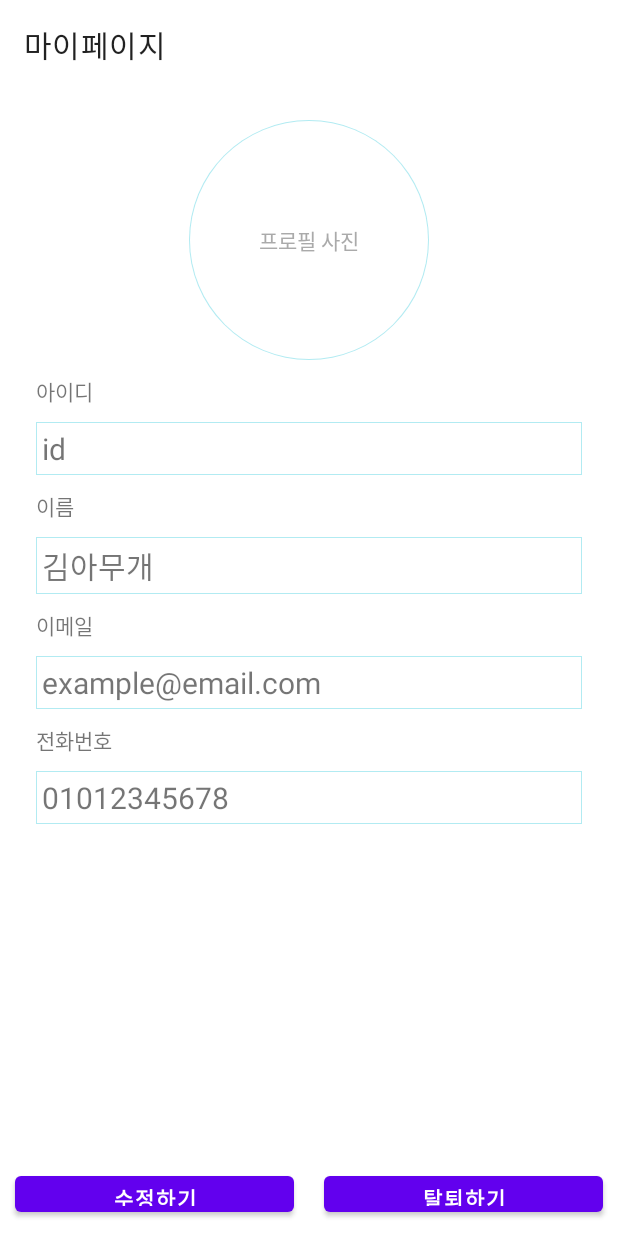
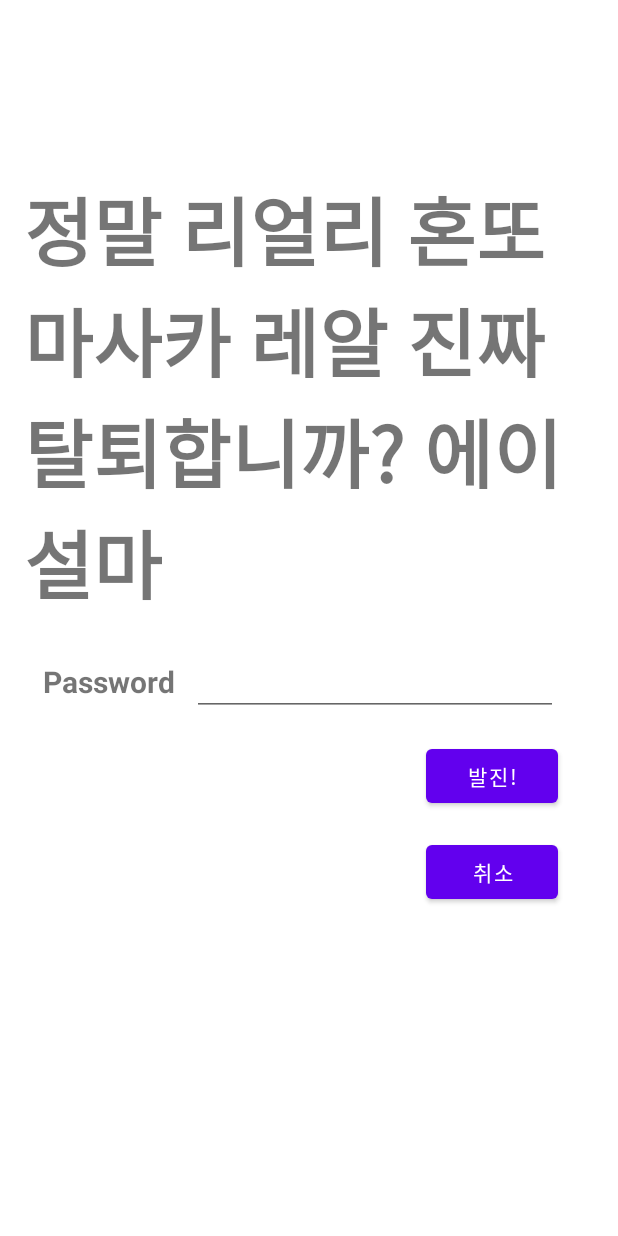
Before and after one commit to NaudhizFehu/07_project_dev4, an Android app: the fragment MyPageFragment placed in its activity, after a tap on "탈퇴하기", on a phone screen of 412 x 824 dp. Run offline under Robolectric (Android 15) with nearby library versions, the phone set to English and light mode, and no system bars; our stand-ins replace data binding; 1 statement that could not run was skipped.

Commit message:
회원 탈퇴기능 뷰 구현, 기능 구현, 테스트 완료 QuitFragment.java / QuitViewModel.java / fragment_quit.xml -> 생성 및 코드 작성 ViewModelFactory.java / MemberRepository.java / MemberService.java / MyPageFragment.java / MemberService.java -> 코드 수정

```diff
--- a/client/app/src/main/java/com/dev04/client/ViewModelFactory.java
+++ b/client/app/src/main/java/com/dev04/client/ViewModelFactory.java
@@ -11,6 +11,7 @@ import com.dev04.client.ui.join.JoinViewModel;
 import com.dev04.client.ui.login.LoginViewModel;
 import com.dev04.client.ui.modify.ModifyViewModel;
 import com.dev04.client.ui.myPage.MyPageViewModel;
+import com.dev04.client.ui.quit.QuitViewModel;
 import com.dev04.client.ui.read.ReadViewModel;
 
 public class ViewModelFactory implements ViewModelProvider.Factory {
@@ -31,8 +32,8 @@ public class ViewModelFactory implements ViewModelProvider.Factory {
             return (T) new MyPageViewModel(memberRepository);
         } else if (modelClass.isAssignableFrom(ModifyViewModel.class)) {
             return (T) new ModifyViewModel(memberRepository);
-//        } else if (modelClass.isAssignableFrom(MemberListViewModel.class)) {
-//            return (T) new MemberListViewModel(memberRepository);
+        } else if (modelClass.isAssignableFrom(QuitViewModel.class)) {
+            return (T) new QuitViewModel(memberRepository);
         } else {
             throw new IllegalArgumentException("Unknown ViewModel class");
         }
--- a/client/app/src/main/java/com/dev04/client/repository/MemberRepository.java
+++ b/client/app/src/main/java/com/dev04/client/repository/MemberRepository.java
@@ -38,37 +38,7 @@ public class MemberRepository {
         memberService.modyfiMember(memberVO).enqueue(callback);
     }
 
-//    public void signUpMember(Member member, File file, Callback<Void> callback) {
-//        MultipartBody.Part profileFile = MultipartBody.Part.createFormData(
-//                "profilePic",
-//                file.getName(),
-//                RequestBody.create(MediaType.parse("image/*"), file));
-//
-//        memberService.signUpMember(member, profileFile).enqueue(callback);
-//    }
-//
-//    public void getAllMembers(Callback<List<Member>> callback) {
-//        memberService.getAllMembers().enqueue(callback);
-//    }
-//
-//    public void modifyMember(Member member, Callback<Void> callback) {
-//        memberService.modifyMember(member).enqueue(callback);
-//    }
-//
-//    public void modifyMember(Member member, File file, Callback<Void> callback) {
-//        MultipartBody.Part profileFile = MultipartBody.Part.createFormData(
-//                "profilePic",
-//                file.getName(),
-//                RequestBody.create(MediaType.parse("image/*"), file));
-//
-//        memberService.modifyMemberWithProfile(member, profileFile).enqueue(callback);
-//    }
-//
-//    public void deleteMembers(String targets, Callback<Void> callback) {
-//        memberService.deleteMembers(targets).enqueue(callback);
-//    }
-//
-//    public void getMembersByName(String name, Callback<List<Member>> callback) {
-//        memberService.getMembersByName(name).enqueue(callback);
-//    }
+    public void quitMembers(MemberVO memberVO, Callback<Void> callback) {
+        memberService.quitMember(memberVO).enqueue(callback);
+    }
 }
--- a/client/app/src/main/java/com/dev04/client/repository/MemberService.java
+++ b/client/app/src/main/java/com/dev04/client/repository/MemberService.java
@@ -30,16 +30,10 @@ public interface MemberService {
 
     @POST("changeMyInfo")
     Call<Void> modyfiMember(@Body MemberVO memberVO);
+
+    @POST("quit")
+    Call<Void> quitMember(@Body MemberVO memberVO);
 //    @Multipart
 //    @POST("member/modify-profile")
 //    Call<Void> modifyMemberWithProfile(@Part("member") Member member, @Part MultipartBody.Part profileFile);
-//
-//    @PUT("member/modify")
-//    Call<Void> modifyMember(@Body Member member);
-//
-//    @DELETE("member")
-//    Call<Void> deleteMembers(@Query("targets") String targets);
-//
-//    @GET("member/{name}")
-//    Call<List<Member>> getMembersByName(@Path("name") String name);
 }
--- a/client/app/src/main/java/com/dev04/client/ui/myPage/MyPageFragment.java
+++ b/client/app/src/main/java/com/dev04/client/ui/myPage/MyPageFragment.java
@@ -20,6 +20,7 @@ import com.dev04.client.ViewModelFactory;
 import com.dev04.client.databinding.FragmentMypageBinding;
 import com.dev04.client.ui.join.JoinFragment;
 import com.dev04.client.ui.modify.ModifyFragment;
+import com.dev04.client.ui.quit.QuitFragment;
 import com.dev04.client.ui.read.ReadViewModel;
 import com.dev04.client.viewObject.ArticleVO;
 import com.dev04.client.viewObject.MemberVO;
@@ -79,7 +80,8 @@ public class MyPageFragment extends Fragment {
 
         final Button quitButton = view.findViewById(R.id.quit_btn);
         quitButton.setOnClickListener(v -> {
-//            ((MainActivity) requireActivity()).navigateTo(new QuitFragment(), true);
+            MemberVO vo = myPageViewModel.getMemberVO().getValue();
+            ((MainActivity) requireActivity()).navigateTo(new QuitFragment(vo), true);
         });
 
     }
--- /dev/null
+++ b/client/app/src/main/java/com/dev04/client/ui/quit/QuitFragment.java
@@ -0,0 +1,93 @@
+package com.dev04.client.ui.quit;
+
+import android.content.Context;
+import android.os.Bundle;
+import android.view.LayoutInflater;
+import android.view.View;
+import android.view.ViewGroup;
+import android.widget.Button;
+import android.widget.Toast;
+
+import androidx.annotation.NonNull;
+import androidx.annotation.Nullable;
+import androidx.databinding.DataBindingUtil;
+import androidx.fragment.app.Fragment;
+import androidx.lifecycle.ViewModelProvider;
+
+import com.dev04.client.MainActivity;
+import com.dev04.client.R;
+import com.dev04.client.ViewModelFactory;
+import com.dev04.client.databinding.FragmentQuitBinding;
+import com.dev04.client.ui.login.LoginFragment;
+import com.dev04.client.ui.modify.ModifyViewModel;
+import com.dev04.client.ui.myPage.MyPageFragment;
+import com.dev04.client.viewObject.AuthVO;
+import com.dev04.client.viewObject.MemberVO;
+
+import retrofit2.Call;
+import retrofit2.Callback;
+import retrofit2.Response;
+
+public class QuitFragment extends Fragment {
+
+    private FragmentQuitBinding binding;
+    private QuitViewModel quitViewModel;
+
+    private MemberVO memberVO;
+    private Context context;
+
+    public QuitFragment(MemberVO memberVO){
+        super();
+        this.memberVO = memberVO;
+    }
+
+    @Nullable
+    @Override
+    public View onCreateView(@NonNull LayoutInflater inflater,
+                             @Nullable ViewGroup container,
+                             @Nullable Bundle savedInstanceState) {
+        binding = DataBindingUtil.inflate(inflater, R.layout.fragment_quit, container, false);
+        return binding.getRoot();
+    }
+
+    @Override
+    public void onViewCreated(@NonNull View view, @Nullable Bundle savedInstanceState) {
+        super.onViewCreated(view, savedInstanceState);
+        context = requireActivity().getApplicationContext();
+
+        quitViewModel = new ViewModelProvider(this, new ViewModelFactory()).get(QuitViewModel.class);
+        quitViewModel.initMemberDatea(memberVO);
+        binding.setVm(quitViewModel);
+
+        final Button modifySubmitButton = view.findViewById(R.id.quit_submit_btn);
+        modifySubmitButton.setOnClickListener(v -> {
+
+            quitViewModel.quitMember(new Callback<Void>() {
+                @Override
+                public void onResponse(Call<Void> call, Response<Void> response) {
+                    if (response.isSuccessful()) {
+                        AuthVO.getInstance().setMember(null);
+                        Toast.makeText(context, "탈퇴 성공", Toast.LENGTH_SHORT).show();
+                        ((MainActivity) requireActivity()).navigateTo(new LoginFragment(), false);
+                    } else {
+                        Toast.makeText(context, "탈퇴 실패", Toast.LENGTH_SHORT).show();
+                    }
+                }
+
+                @Override
+                public void onFailure(Call<Void> call, Throwable t) {
+                    Toast.makeText(context, "회원탈퇴: 인터넷 오류", Toast.LENGTH_SHORT).show();
+                }
+            });
+        });
+
+        final Button cancelButton = view.findViewById(R.id.quit_cancle_btn);
+        // 취소 버튼 클릭 이벤트 처리
+        cancelButton.setOnClickListener(v -> {
+            // 이전 화면으로 돌아가기
+            requireActivity().onBackPressed();
+        });
+    }
+
+
+}
--- /dev/null
+++ b/client/app/src/main/java/com/dev04/client/ui/quit/QuitViewModel.java
@@ -0,0 +1,34 @@
+package com.dev04.client.ui.quit;
+
+import androidx.lifecycle.MutableLiveData;
+import androidx.lifecycle.ViewModel;
+
+import com.dev04.client.repository.ArticleRepository;
+import com.dev04.client.repository.MemberRepository;
+import com.dev04.client.viewObject.ArticleVO;
+import com.dev04.client.viewObject.MemberVO;
+
+import retrofit2.Callback;
+
+public class QuitViewModel extends ViewModel {
+
+    private MemberRepository repository;
+
+    public MutableLiveData<String> id;
+    public MutableLiveData<String> password;
+
+    public QuitViewModel(MemberRepository repository) {
+        this.repository = repository;
+
+        this.id = new MutableLiveData<>();
+        this.password = new MutableLiveData<>();
+    }
+
+    public void initMemberDatea(MemberVO memberVO) {
+        id.setValue(memberVO.getId());
+    }
+
+    public void quitMember(Callback<Void> callback) {
+        repository.quitMembers(new MemberVO(id.getValue(), password.getValue()), callback);
+    }
+}
--- /dev/null
+++ b/client/app/src/main/res/layout/fragment_quit.xml
@@ -0,0 +1,93 @@
+<?xml version="1.0" encoding="utf-8"?>
+<layout xmlns:android="http://schemas.android.com/apk/res/android"
+    xmlns:app="http://schemas.android.com/apk/res-auto"
+    xmlns:tools="http://schemas.android.com/tools">
+
+    <data>
+        <variable
+            name="vm"
+            type="com.dev04.client.ui.quit.QuitViewModel" />
+    </data>
+
+    <androidx.constraintlayout.widget.ConstraintLayout
+        android:id="@+id/quit_container"
+        android:layout_width="match_parent"
+        android:layout_height="match_parent"
+        android:paddingLeft="16dp"
+        android:paddingTop="16dp"
+        android:paddingRight="16dp"
+        android:paddingBottom="16dp"
+        tools:context=".ui.quit.QuitFragment">
+
+        <TextView
+            android:id="@+id/quit_title"
+            android:layout_width="wrap_content"
+            android:layout_height="0dp"
+            android:layout_marginTop="100dp"
+            android:text="정말 리얼리 혼또 마사카 레알 진짜 탈퇴합니까? 에이 설마"
+            android:textSize="50sp"
+            android:textStyle="bold"
+            app:layout_constraintTop_toTopOf="parent"
+            app:layout_constraintStart_toStartOf="parent"
+            app:layout_constraintTop_toBottomOf="@id/quit_password"/>
+
+        <TextView
+            android:id="@+id/quit_password_label"
+            android:layout_width="100dp"
+            android:layout_height="0dp"
+            android:layout_marginTop="20dp"
+            android:gravity="center_vertical|end"
+            android:text="Password"
+            android:textSize="20sp"
+            android:textStyle="bold"
+            app:layout_constraintTop_toBottomOf="@id/quit_title"
+            app:layout_constraintStart_toStartOf="parent"
+            app:layout_constraintBottom_toBottomOf="@id/quit_password"/>
+
+
+        <EditText
+            android:id="@+id/quit_password"
+            android:layout_width="0dp"
+            android:layout_height="wrap_content"
+            android:layout_marginStart="12dp"
+            android:layout_marginEnd="24dp"
+            android:inputType="textPassword"
+            android:text="@={vm.password}"
+            app:layout_constraintEnd_toEndOf="parent"
+            app:layout_constraintStart_toEndOf="@id/quit_password_label"
+            app:layout_constraintTop_toTopOf="@+id/quit_password_label"
+            android:layout_marginLeft="12dp"
+            android:layout_marginRight="24dp" />
+
+        <Button
+            android:id="@+id/quit_submit_btn"
+            android:layout_width="wrap_content"
+            android:layout_height="wrap_content"
+            android:layout_gravity="start"
+            android:layout_marginStart="48dp"
+            android:layout_marginTop="16dp"
+            android:layout_marginEnd="24dp"
+            android:layout_marginBottom="64dp"
+            android:text="발진!"
+            app:layout_constraintEnd_toEndOf="parent"
+            app:layout_constraintTop_toBottomOf="@+id/quit_password"
+            android:layout_marginLeft="48dp"
+            android:layout_marginRight="24dp" />
+
+        <Button
+            android:id="@+id/quit_cancle_btn"
+            android:layout_width="wrap_content"
+            android:layout_height="wrap_content"
+            android:layout_gravity="start"
+            android:layout_marginStart="48dp"
+            android:layout_marginTop="16dp"
+            android:layout_marginEnd="24dp"
+            android:layout_marginBottom="64dp"
+            android:text="취소"
+            app:layout_constraintEnd_toEndOf="parent"
+            app:layout_constraintTop_toBottomOf="@+id/quit_submit_btn"
+            android:layout_marginLeft="48dp"
+            android:layout_marginRight="24dp" />
+
+    </androidx.constraintlayout.widget.ConstraintLayout>
+</layout>
--- a/server/server/src/main/java/com/dev04/server/member/MemberService.java
+++ b/server/server/src/main/java/com/dev04/server/member/MemberService.java
@@ -61,7 +61,8 @@ public class MemberService {
 	 */
 
 	public void delete(MemberVO memberVO) {
-
+		System.out.println(memberVO.getId());
+		System.out.println(memberVO.getPassword());
 		mr.deleteByIdAndPassword(memberVO.getId(), memberVO.getPassword());
 
 	}
```
